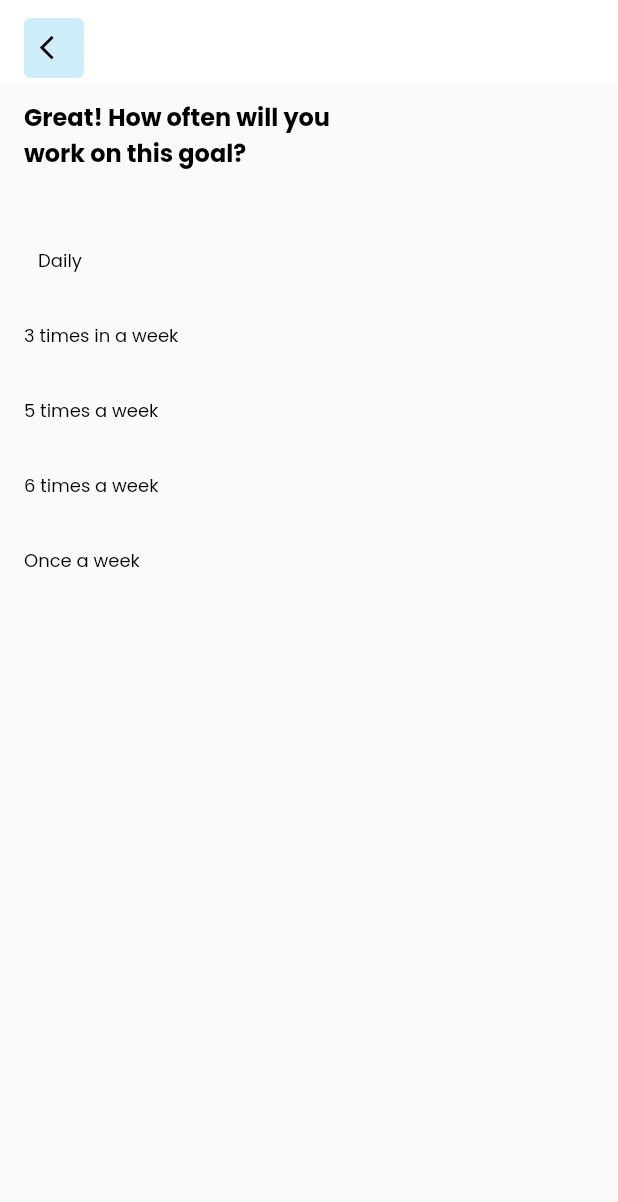
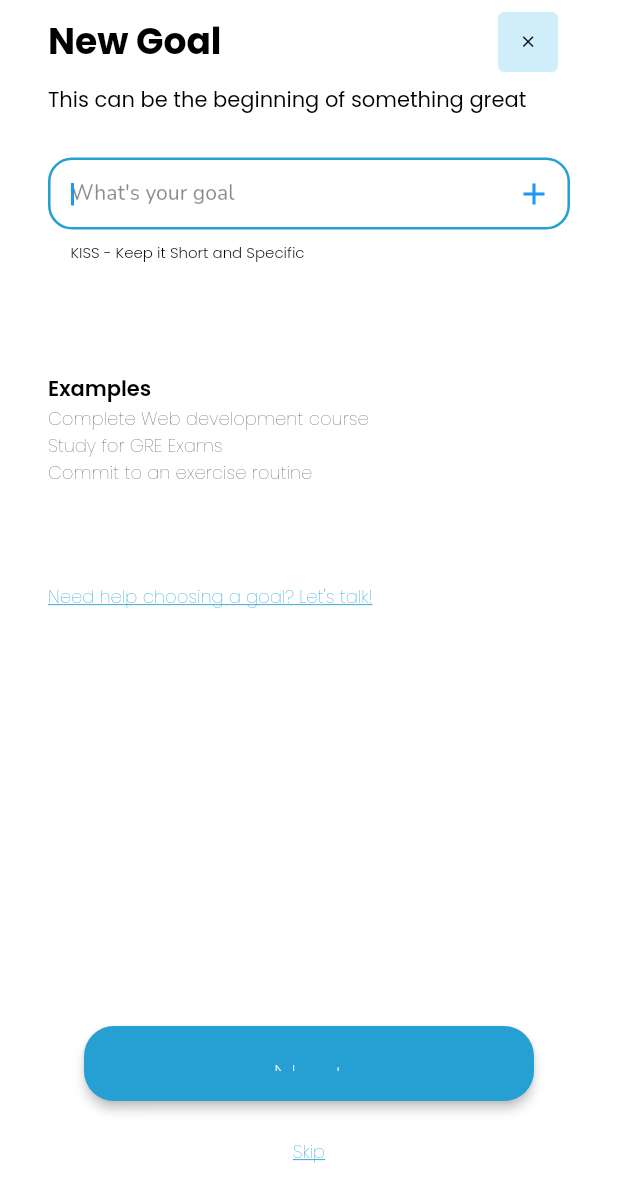
Before and after one commit to Abdk4Moura/Growthclub, a Flutter app: the screen it shows after launch, on a phone screen of 412 x 824 dp. Shown: the top 1202 px of the screen. Run offline on Flutter 3.47's test engine with Material 2 defaults, Android fonts, the phone set to English and light mode, and no system bars; our stand-ins replace auto_size_text, firebase_auth, firebase_core, font_awesome_flutter, google_fonts, google_sign_in and 2 more; missing offline and left inert: firebase_core_web; accounts and stored records are empty; project files that could hold a hidden picture were left out.

Commit message:
creategoal_beginning.dart visual outlook completed. And development template for a no-default appbar begins

```diff
--- a/lib/main.dart
+++ b/lib/main.dart
@@ -9,6 +9,7 @@ import 'package:growthclub/TestRoutes/Routes/login_register.dart';
 import 'package:growthclub/pages/createGoal.dart';
 import 'package:growthclub/pages/createGoal_one.dart';
 import 'package:growthclub/pages/createTask.dart';
+import 'package:growthclub/pages/creategoal_beginning.dart';
 import 'package:growthclub/pages/loginIn.dart';
 import 'package:growthclub/pages/mainScreen.dart';
 import 'package:growthclub/pages/test_canvas.dart';
@@ -27,7 +28,7 @@ class MyApp extends StatelessWidget {
   Widget build(BuildContext context) {
     return MaterialApp(
         debugShowCheckedModeBanner: false,
-        home: const Stage2(), // HomePageWidget()
+        home: const NewGoalPage(), // HomePageWidget()
         theme: ThemeData(
                 dividerColor: const Color(0xFFBEBEBE),
                 textTheme: const TextTheme(
--- /dev/null
+++ b/lib/pages/creategoal_beginning.dart
@@ -0,0 +1,198 @@
+import 'package:flutter/material.dart';
+import 'package:growthclub/growthron_ui.dart';
+import 'package:growthclub/typography.dart';
+
+class NewGoalPage extends StatefulWidget {
+  const NewGoalPage({Key? key}) : super(key: key);
+
+  @override
+  _NewGoalPageState createState() => _NewGoalPageState();
+}
+
+class _NewGoalPageState extends State<NewGoalPage> {
+  String? teamSelectValue;
+  TextEditingController? shortBioController;
+  TextEditingController? userNameController;
+  TextEditingController whatsYourGoalController = TextEditingController();
+  String? userSelectValue1;
+  String? userSelectValue2;
+  final formKey = GlobalKey<FormState>();
+  final scaffoldKey = GlobalKey<ScaffoldState>();
+
+  @override
+  void initState() {
+    super.initState();
+    shortBioController = TextEditingController();
+    userNameController = TextEditingController();
+  }
+
+  @override
+  Widget build(BuildContext context) {
+    return SafeArea(
+      child: Scaffold(
+        key: scaffoldKey,
+        backgroundColor: Colors.white,
+        body: Padding(
+          padding: const EdgeInsets.fromLTRB(32.0, 0, 32.0, 32.0),
+          child: Column(
+            mainAxisAlignment: MainAxisAlignment.spaceBetween,
+            children: [
+              Column(
+                crossAxisAlignment: CrossAxisAlignment.start,
+                children: [
+                  Row(
+                    crossAxisAlignment: CrossAxisAlignment.center,
+                    mainAxisAlignment: MainAxisAlignment.spaceBetween,
+                    children: [
+                      Text('New Goal',
+                          style: GTheme.subtitle1.copyWith(
+                            fontSize: 24,
+                          )),
+                      Padding(
+                        padding: const EdgeInsets.all(8.0),
+                        child: closeIconButton(context),
+                      )
+                    ],
+                  ),
+                  Column(
+                    crossAxisAlignment: CrossAxisAlignment.start,
+                    children: [
+                      Text('This can be the beginning of something great',
+                          style: GTheme.bodyText2),
+                    ],
+                  ),
+                  const SizedBox(height: 20),
+                  buildTextFormField(
+                      controller: whatsYourGoalController,
+                      helperText: 'KISS - Keep it Short and Specific\n',
+                      hintText: 'What\'s your goal\n',
+                      suffixIcon: const Icon(Icons.add)),
+                  const SizedBox(height: 50),
+                  Text('Examples',
+                      style: GTheme.bodyText1.copyWith(
+                        fontSize: 14,
+                        fontWeight: FontWeight.w600,
+                      )),
+                  Text('Complete Web development course', style: smallStyle),
+                  Text('Study for GRE Exams', style: smallStyle),
+                  Text('Commit to an exercise routine', style: smallStyle),
+                  const SizedBox(height: 50),
+                  TextButton(
+                    style: const ButtonStyle(
+                        padding: MaterialStatePropertyAll(EdgeInsets.zero),
+                        alignment: Alignment.centerLeft),
+                    onPressed: () {},
+                    child: Text('Need help choosing a goal? Let\'s talk!',
+                        style: GTheme.subtitle1.copyWith(
+                            fontWeight: FontWeight.w200,
+                            fontSize: 12,
+                            color: GTheme.primaryButtonColor,
+                            decoration: TextDecoration.underline)),
+                  ),
+                ],
+              ),
+              // TODO: Submit button
+              Column(
+                children: [
+                  // TODO: Submit button,
+                  GrowthronButton(
+                      text: 'Next',
+                      onPressed: () {},
+                      options: GrowthronButtonOptions(
+                        width: 300,
+                        height: 50,
+                        color: GTheme.primaryButtonColor,
+                        textStyle: GTheme.title3.copyWith(
+                          fontWeight: FontWeight.w100,
+                          color: Colors.white,
+                        ),
+                        elevation: 3,
+                        borderSide: const BorderSide(
+                          color: Colors.transparent,
+                          width: 1,
+                        ),
+                        borderRadius: BorderRadius.circular(20),
+                      )),
+                  const SizedBox(height: 10),
+                  TextButton(
+                    onPressed: () {},
+                    child: Text('Skip',
+                        style: GTheme.subtitle1.copyWith(
+                            fontWeight: FontWeight.w200,
+                            fontSize: 12,
+                            color: GTheme.primaryButtonColor,
+                            decoration: TextDecoration.underline)),
+                  )
+                ],
+              )
+            ],
+          ),
+        ),
+      ),
+    );
+  }
+
+  TextStyle smallStyle =
+      GTheme.bodyText1.copyWith(fontSize: 12, fontWeight: FontWeight.w100);
+
+  Widget buildTextFormField(
+      {TextEditingController? controller,
+      String? helperText,
+      String? hintText,
+      Icon? suffixIcon}) {
+    return Padding(
+      padding: const EdgeInsets.symmetric(vertical: 8.0),
+      child: TextFormField(
+        controller: controller,
+        autofocus: true,
+        obscureText: false,
+        decoration: InputDecoration(
+          helperText: helperText,
+          helperStyle: helperText == null ? null : GTheme.smallSubtitle,
+          contentPadding: const EdgeInsets.fromLTRB(15, 8, 0, 8),
+          hintText: hintText,
+          hintStyle: hintText == null ? null : GTheme.inputHintText,
+          suffixIcon: suffixIcon,
+          enabledBorder: OutlineInputBorder(
+            borderSide: const BorderSide(
+              color: GTheme.primaryButtonColor,
+              width: 1.5,
+            ),
+            borderRadius: BorderRadius.circular(16),
+          ),
+          focusedBorder: OutlineInputBorder(
+            borderSide: const BorderSide(
+              color: GTheme.primaryButtonColor,
+              width: 1.7,
+            ),
+            borderRadius: BorderRadius.circular(16),
+          ),
+        ),
+        style: GTheme.bodyText1,
+        keyboardType: TextInputType.text,
+      ),
+    );
+  }
+
+  SizedBox closeIconButton(BuildContext context) {
+    return SizedBox(
+      width: 40,
+      height: 40,
+      child: FittedBox(
+        fit: BoxFit.scaleDown,
+        child: GrowthronIconButton(
+          borderRadius: 5,
+          buttonSize: 15,
+          color: GTheme.canvasColor,
+          icon: const Icon(
+            Icons.close,
+            color: Colors.black,
+          ),
+          onPressed: () async {
+            Navigator.pop(context);
+          },
+        ),
+      ),
+    );
+  }
+}
```
Also changed, not shown: lib/pages/createGoal_four.dart (deleted).
